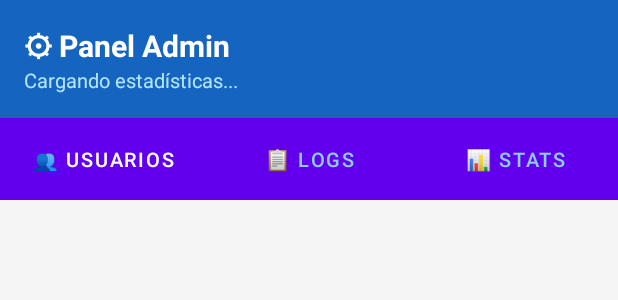
After one commit to jPabloUMG/NutriApp, an Android app: the layout activity_admin.xml on its own in the app's theme, with its tools: preview values and no code run, on a phone screen of 412 x 824 dp. The commit adds this screen. Shown: the top 300 px of the screen. Run offline under Robolectric (Android 15) with nearby library versions, the phone set to English and light mode, and no system bars.

Commit message:
Panel de Admin

```diff
--- a/app/src/main/AndroidManifest.xml
+++ b/app/src/main/AndroidManifest.xml
@@ -31,7 +31,7 @@
         <activity android:name=".ObjetivosActivity" android:exported="false" />
         <activity android:name=".MainActivity" android:exported="false" />
         <activity android:name=".RegistroComidaActivity" android:exported="false" />
-
+        <activity android:name=".AdminActivity"/>
     </application>
 
 </manifest>
--- /dev/null
+++ b/app/src/main/res/layout/activity_admin.xml
@@ -0,0 +1,112 @@
+<?xml version="1.0" encoding="utf-8"?>
+<LinearLayout xmlns:android="http://schemas.android.com/apk/res/android"
+    android:layout_width="match_parent"
+    android:layout_height="match_parent"
+    android:orientation="vertical"
+    android:background="#F5F5F5">
+
+    <!-- HEADER -->
+    <LinearLayout
+        android:layout_width="match_parent"
+        android:layout_height="wrap_content"
+        android:background="#1565C0"
+        android:padding="16dp"
+        android:orientation="vertical">
+
+        <TextView
+            android:layout_width="wrap_content"
+            android:layout_height="wrap_content"
+            android:text="⚙ Panel Admin"
+            android:textColor="#FFFFFF"
+            android:textSize="20sp"
+            android:textStyle="bold"/>
+
+        <TextView
+            android:id="@+id/tvAdminSubtitulo"
+            android:layout_width="wrap_content"
+            android:layout_height="wrap_content"
+            android:text="Cargando estadísticas..."
+            android:textColor="#B3E5FC"
+            android:textSize="13sp"/>
+    </LinearLayout>
+
+    <!-- TABS -->
+    <LinearLayout
+        android:layout_width="match_parent"
+        android:layout_height="wrap_content"
+        android:orientation="horizontal"
+        android:background="#1976D2">
+
+        <Button
+            android:id="@+id/btnTabUsuarios"
+            android:layout_width="0dp"
+            android:layout_height="wrap_content"
+            android:layout_weight="1"
+            android:text="👥 Usuarios"
+            android:textColor="#FFFFFF"
+            android:textSize="13sp"
+            android:background="#1565C0"
+            android:padding="12dp"/>
+
+        <Button
+            android:id="@+id/btnTabLogs"
+            android:layout_width="0dp"
+            android:layout_height="wrap_content"
+            android:layout_weight="1"
+            android:text="📋 Logs"
+            android:textColor="#90CAF9"
+            android:textSize="13sp"
+            android:background="#1976D2"
+            android:padding="12dp"/>
+
+        <Button
+            android:id="@+id/btnTabStats"
+            android:layout_width="0dp"
+            android:layout_height="wrap_content"
+            android:layout_weight="1"
+            android:text="📊 Stats"
+            android:textColor="#90CAF9"
+            android:textSize="13sp"
+            android:background="#1976D2"
+            android:padding="12dp"/>
+    </LinearLayout>
+
+    <!-- CONTENIDO TABS -->
+    <ScrollView
+        android:layout_width="match_parent"
+        android:layout_height="0dp"
+        android:layout_weight="1">
+
+        <LinearLayout
+            android:layout_width="match_parent"
+            android:layout_height="wrap_content"
+            android:orientation="vertical"
+            android:padding="12dp">
+
+            <!-- TAB USUARIOS -->
+            <LinearLayout
+                android:id="@+id/tabUsuarios"
+                android:layout_width="match_parent"
+                android:layout_height="wrap_content"
+                android:orientation="vertical"
+                android:visibility="visible"/>
+
+            <!-- TAB LOGS -->
+            <LinearLayout
+                android:id="@+id/tabLogs"
+                android:layout_width="match_parent"
+                android:layout_height="wrap_content"
+                android:orientation="vertical"
+                android:visibility="gone"/>
+
+            <!-- TAB STATS -->
+            <LinearLayout
+                android:id="@+id/tabStats"
+                android:layout_width="match_parent"
+                android:layout_height="wrap_content"
+                android:orientation="vertical"
+                android:visibility="gone"/>
+
+        </LinearLayout>
+    </ScrollView>
+</LinearLayout>
```
Also changed, not shown: app/src/main/java/com/nutriapp/android/AdminActivity.kt (added, +286 -0 lines), app/src/main/java/com/nutriapp/android/LoginActivity.kt (+9 -14 lines), 3 other files.
